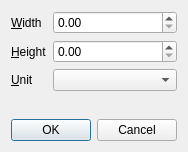
First picture: the form in sources/Forms/resizescenedialog.ui, repository jose94752/ClipEdit, before the edit.
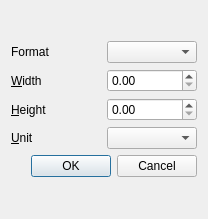
Second picture: the form after the edit.

```diff
--- a/sources/Forms/resizescenedialog.ui
+++ b/sources/Forms/resizescenedialog.ui
@@ -6,17 +6,33 @@
    <rect>
     <x>0</x>
     <y>0</y>
-    <width>187</width>
-    <height>152</height>
+    <width>208</width>
+    <height>219</height>
    </rect>
   </property>
   <property name="windowTitle">
    <string>Resize scene</string>
   </property>
+  <layout class="QVBoxLayout" name="verticalLayout_2">
+   <item>
   <layout class="QVBoxLayout" name="verticalLayout">
    <item>
-    <layout class="QFormLayout" name="formLayout">
-     <item row="0" column="0">
+      <layout class="QHBoxLayout" name="horizontalLayout">
+       <item>
+        <widget class="QLabel" name="label_format">
+         <property name="text">
+          <string>Format</string>
+         </property>
+        </widget>
+       </item>
+       <item>
+        <widget class="QComboBox" name="comboBox_format"/>
+       </item>
+      </layout>
+     </item>
+     <item>
+      <layout class="QHBoxLayout" name="horizontalLayout_2">
+       <item>
       <widget class="QLabel" name="labelWidth">
        <property name="text">
         <string>&amp;Width</string>
@@ -26,21 +42,18 @@
        </property>
       </widget>
      </item>
-     <item row="0" column="1">
+       <item>
       <widget class="QDoubleSpinBox" name="doubleSpinBoxWidth">
        <property name="maximum">
         <double>1500.000000000000000</double>
        </property>
       </widget>
      </item>
-     <item row="1" column="1">
-      <widget class="QDoubleSpinBox" name="doubleSpinBoxHeight">
-       <property name="maximum">
-        <double>1500.000000000000000</double>
-       </property>
-      </widget>
+      </layout>
      </item>
-     <item row="1" column="0">
+     <item>
+      <layout class="QHBoxLayout" name="horizontalLayout_3">
+       <item>
       <widget class="QLabel" name="labelHeight">
        <property name="text">
         <string>&amp;Height</string>
@@ -50,10 +63,18 @@
        </property>
       </widget>
      </item>
-     <item row="2" column="1">
-      <widget class="QComboBox" name="comboBoxUnit"/>
-     </item>
-     <item row="2" column="0">
+       <item>
+        <widget class="QDoubleSpinBox" name="doubleSpinBoxHeight">
+         <property name="maximum">
+          <double>1500.000000000000000</double>
+         </property>
+        </widget>
+       </item>
+      </layout>
+     </item>
+     <item>
+      <layout class="QHBoxLayout" name="horizontalLayout_4">
+       <item>
       <widget class="QLabel" name="labelUnit">
        <property name="text">
         <string>&amp;Unit</string>
@@ -63,6 +84,9 @@
        </property>
       </widget>
      </item>
+       <item>
+        <widget class="QComboBox" name="comboBoxUnit"/>
+       </item>
     </layout>
    </item>
    <item>
@@ -74,6 +98,8 @@
       <set>QDialogButtonBox::Cancel|QDialogButtonBox::Ok</set>
      </property>
     </widget>
+     </item>
+    </layout>
    </item>
   </layout>
  </widget>
```
Lines whose indentation alone changed are shown as unchanged.
